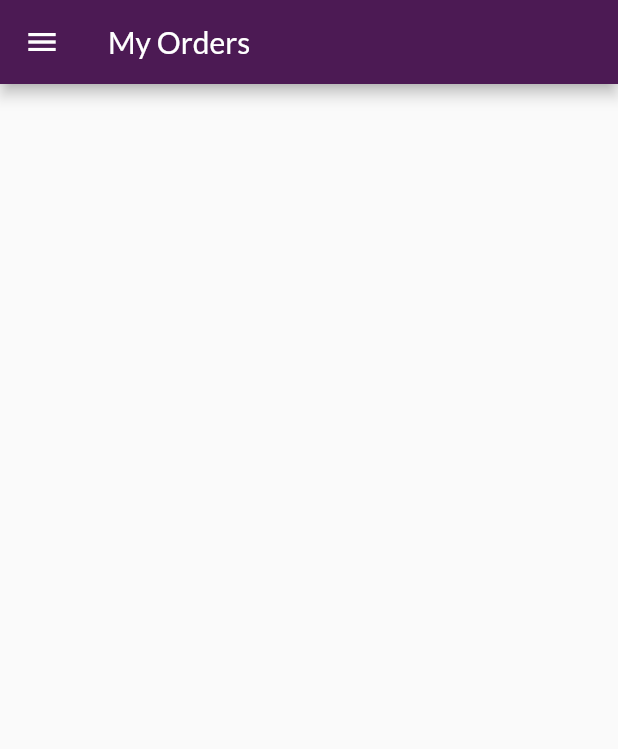
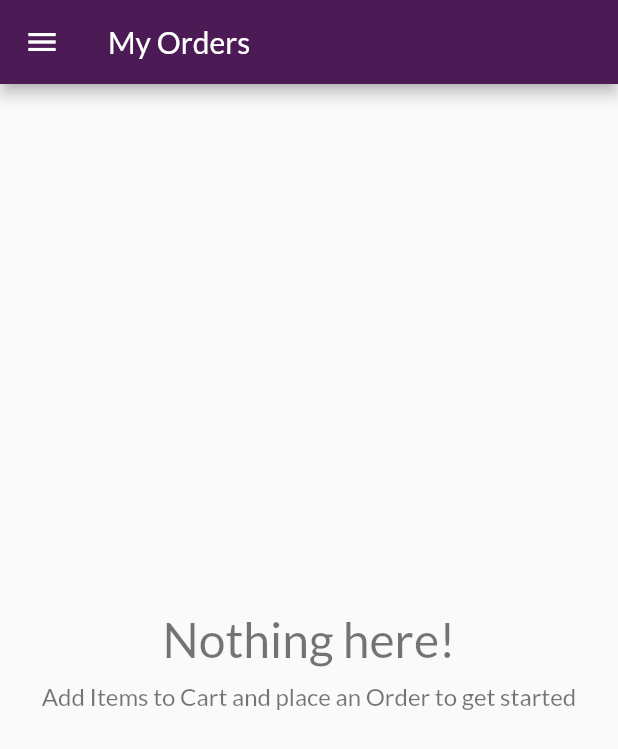
Before and after one commit to maushook-bot/kryptonian-flutter-app, a Flutter app: the OrdersScreen screen opened by its route, on a phone screen of 412 x 824 dp. Shown: the top 749 px of the screen. Run offline on Flutter 3.47's test engine with Material 2 defaults, Android fonts, the phone set to English and light mode, and no system bars; missing offline and left inert: dart:ffi; network calls fail.

Commit message:
feature-orders-fetch-add-v3.1

```diff
--- /dev/null
+++ b/lib/models/http_exception.dart
@@ -0,0 +1,12 @@
+class HttpException implements Exception {
+  final String message;
+
+  HttpException({this.message});
+
+  @override
+  String toString() {
+    // TODO: implement toString
+    return message;
+    //return super.toString();
+  }
+}
--- a/lib/screens/edit_product_screen.dart
+++ b/lib/screens/edit_product_screen.dart
@@ -132,7 +132,7 @@ class _EditProductScreenState extends State<EditProductScreen> {
       /// EDIT Existing Products:-
       //Provider.of<Cart>(context, listen: false).updateItems(_editedProduct.id, _editedProduct);
       Provider.of<Cart>(context, listen: false).deleteItems(_editedProduct.id);
-      productsData.updateProduct(_editedProduct.id, _editedProduct);
+      await productsData.updateProduct(_editedProduct.id, _editedProduct);
 
       print('id: ${_editedProduct.id}');
       print('title: ${_editedProduct.title}');
--- a/lib/screens/orders_screen.dart
+++ b/lib/screens/orders_screen.dart
@@ -1,21 +1,40 @@
 import 'package:flutter/material.dart';
-import 'package:flutter_complete_guide/providers/cart.dart';
 import 'package:flutter_complete_guide/providers/orders.dart';
 import 'package:flutter_complete_guide/widgets/main_drawer.dart';
 import 'package:flutter_complete_guide/widgets/orders_item.dart';
 import 'package:provider/provider.dart';
 
-class OrdersScreen extends StatelessWidget {
+class OrdersScreen extends StatefulWidget {
   static const routeName = '/orders';
+
+  @override
+  State<OrdersScreen> createState() => _OrdersScreenState();
+}
+
+class _OrdersScreenState extends State<OrdersScreen> {
+  @override
+  void initState() {
+    // TODO: implement initState
+    Future.delayed(Duration.zero).then(
+      (_) {
+        Provider.of<Orders>(context, listen: false).fetchAllOrders();
+      },
+    );
+    super.initState();
+  }
+
   @override
   Widget build(BuildContext context) {
     final ordersData = Provider.of<Orders>(context);
-    final cartData = Provider.of<Cart>(context);
     return Scaffold(
       appBar: AppBar(
         title: Text('My Orders'),
       ),
-      body: ListView.builder(
+      body: RefreshIndicator(
+        onRefresh: () => ordersData.fetchAllOrders(),
+        child: ordersData.orders.length == 0
+            ? _buildEmptyContent()
+            : ListView.builder(
                 itemCount: ordersData.orders.length,
                 itemBuilder: (context, index) => OrdersItem(
                   id: ordersData.orders[index].id,
@@ -24,7 +43,27 @@ class OrdersScreen extends StatelessWidget {
                   products: ordersData.orders[index].products,
                 ),
               ),
+      ),
       drawer: MainDrawer(),
     );
   }
+
+  Widget _buildEmptyContent() {
+    return Center(
+      child: Column(
+        mainAxisAlignment: MainAxisAlignment.center,
+        children: [
+          Text(
+            'Nothing here!',
+            style: TextStyle(fontSize: 32, color: Colors.black54),
+          ),
+          SizedBox(height: 10),
+          Text(
+            'Add Items to Cart and place an Order to get started',
+            style: TextStyle(fontSize: 16, color: Colors.black54),
+          )
+        ],
+      ),
+    );
   }
+}
--- a/pubspec.yaml
+++ b/pubspec.yaml
@@ -48,9 +48,9 @@ flutter:
   uses-material-design: true
 
   # To add assets to your application, add an assets section, like this:
-  # assets:
-  #   - images/a_dot_burr.jpeg
-  #   - images/a_dot_ham.jpeg
+  assets:
+    - assets/images/placeholder.png
+
 
   # An image asset can refer to one or more resolution-specific "variants", see
   # https://flutter.dev/assets-and-images/#resolution-aware.
```
Also changed, not shown: lib/main.dart (+6 -5 lines), lib/providers/orders.dart (+99 -4 lines), lib/providers/products.dart (+35 -12 lines), lib/screens/cart_screen.dart (+46 -10 lines), lib/screens/product_details_screen.dart (+12 -2 lines), lib/widgets/product_item.dart (+9 -4 lines), lib/widgets/user_product_item.dart (+68 -12 lines), assets/images/placeholder.png (added), 1 other file. Lines whose indentation alone changed are shown as unchanged.
